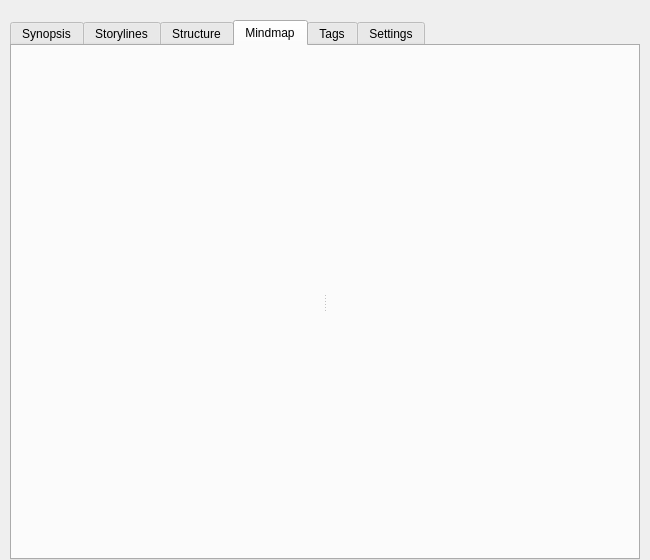
Above: ui/novel_view.ui from zkovari/plotlyst before the change. Below: the same form after it.
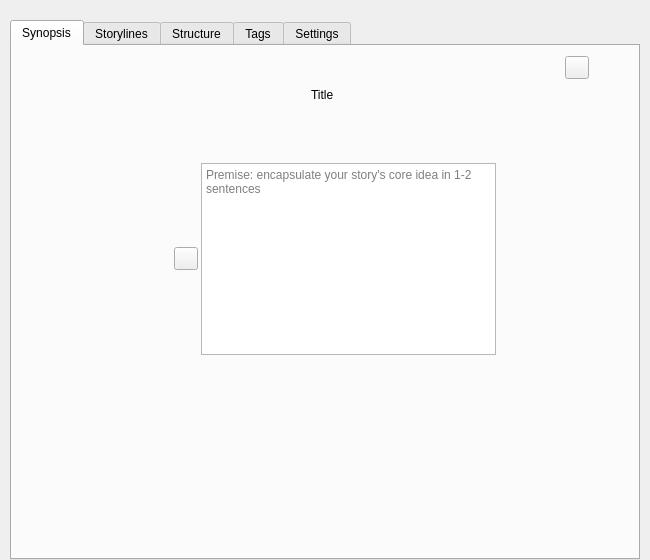
That is the form after the change. The open tabs and pages were chosen to show the change. Custom widgets are drawn as their Qt base class.

Diff of the .ui file:
```diff
--- a/ui/novel_view.ui
+++ b/ui/novel_view.ui
@@ -433,73 +433,6 @@
        </item>
       </layout>
      </widget>
-     <widget class="QWidget" name="tabEvents">
-      <attribute name="title">
-       <string>Mindmap</string>
-      </attribute>
-      <layout class="QVBoxLayout" name="verticalLayout_11">
-       <property name="spacing">
-        <number>0</number>
-       </property>
-       <property name="leftMargin">
-        <number>0</number>
-       </property>
-       <property name="topMargin">
-        <number>0</number>
-       </property>
-       <property name="rightMargin">
-        <number>0</number>
-       </property>
-       <property name="bottomMargin">
-        <number>0</number>
-       </property>
-       <item>
-        <widget class="QSplitter" name="splitterEvents">
-         <property name="orientation">
-          <enum>Qt::Horizontal</enum>
-         </property>
-         <widget class="QWidget" name="wdgEventsMapParent" native="true">
-          <layout class="QVBoxLayout" name="verticalLayout_7">
-           <property name="spacing">
-            <number>0</number>
-           </property>
-           <property name="leftMargin">
-            <number>0</number>
-           </property>
-           <property name="topMargin">
-            <number>0</number>
-           </property>
-           <property name="rightMargin">
-            <number>0</number>
-           </property>
-           <property name="bottomMargin">
-            <number>0</number>
-           </property>
-          </layout>
-         </widget>
-         <widget class="QWidget" name="wdgEventsSidebar" native="true">
-          <layout class="QVBoxLayout" name="verticalLayout_10">
-           <property name="spacing">
-            <number>0</number>
-           </property>
-           <property name="leftMargin">
-            <number>0</number>
-           </property>
-           <property name="topMargin">
-            <number>0</number>
-           </property>
-           <property name="rightMargin">
-            <number>0</number>
-           </property>
-           <property name="bottomMargin">
-            <number>0</number>
-           </property>
-          </layout>
-         </widget>
-        </widget>
-       </item>
-      </layout>
-     </widget>
      <widget class="QWidget" name="tabTags">
       <property name="relaxed-white-bg" stdset="0">
        <bool>true</bool>
```
Left out of the diff: 4 changed lines with no effect on the pictures.
